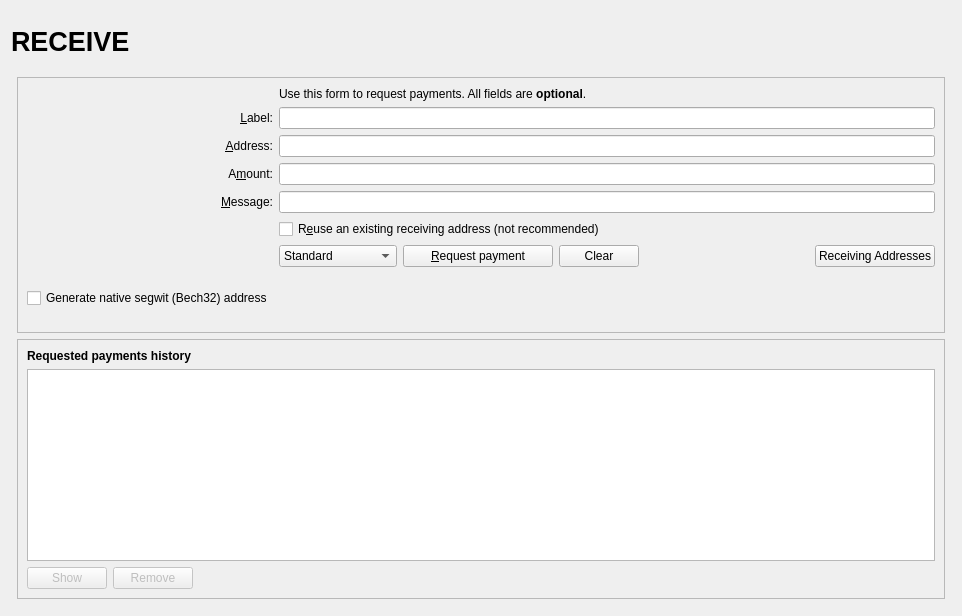
Before: the Qt Designer form src/qt/forms/receivecoinsdialog.ui in THETCR/core, drawn with Qt 5.
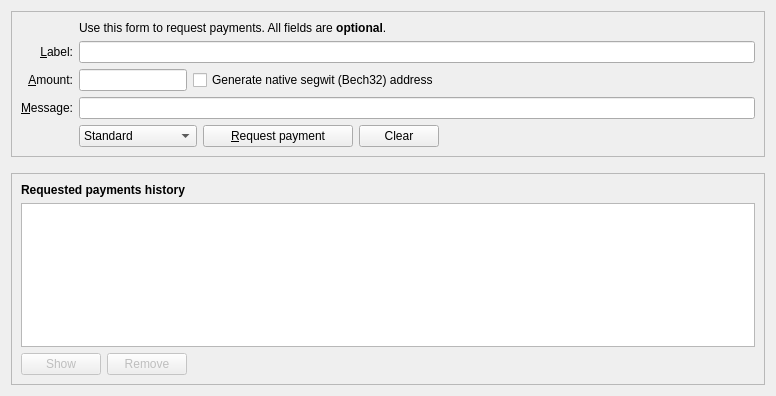
After: the same form once the commit is applied. Icons and pictures are not drawn. Custom widgets are drawn as their Qt base class.

```diff
--- a/src/qt/forms/receivecoinsdialog.ui
+++ b/src/qt/forms/receivecoinsdialog.ui
@@ -6,119 +6,11 @@
    <rect>
     <x>0</x>
     <y>0</y>
-    <width>962</width>
-    <height>616</height>
+    <width>776</width>
+    <height>396</height>
    </rect>
   </property>
-  <layout class="QVBoxLayout" name="verticalLayout" stretch="0">
-   <item>
-    <layout class="QVBoxLayout" name="verticalLayout_Master" stretch="0,1">
-     <property name="spacing">
-      <number>0</number>
-     </property>
-     <item>
-      <widget class="QFrame" name="frame_Header">
-       <layout class="QVBoxLayout" name="verticalLayout_8">
-        <property name="leftMargin">
-         <number>0</number>
-        </property>
-        <property name="topMargin">
-         <number>0</number>
-        </property>
-        <property name="rightMargin">
-         <number>0</number>
-        </property>
-        <property name="bottomMargin">
-         <number>0</number>
-        </property>
-        <item>
-         <layout class="QHBoxLayout" name="horizontalLayout_Header" stretch="1,0,1">
-          <item>
-           <widget class="QLabel" name="labelOverviewHeaderLeft">
-            <property name="minimumSize">
-             <size>
-              <width>464</width>
-              <height>60</height>
-             </size>
-            </property>
-            <property name="maximumSize">
-             <size>
-              <width>16777215</width>
-              <height>60</height>
-             </size>
-            </property>
-            <property name="font">
-             <font>
-              <pointsize>20</pointsize>
-              <weight>75</weight>
-              <bold>true</bold>
-             </font>
-            </property>
-            <property name="text">
-             <string>RECEIVE</string>
-            </property>
-           </widget>
-          </item>
-          <item>
-           <spacer name="horizontalSpacer_3">
-            <property name="orientation">
-             <enum>Qt::Horizontal</enum>
-            </property>
-            <property name="sizeHint" stdset="0">
-             <size>
-              <width>40</width>
-              <height>20</height>
-             </size>
-            </property>
-           </spacer>
-          </item>
-          <item>
-           <widget class="QLabel" name="labelOverviewHeaderRight">
-            <property name="minimumSize">
-             <size>
-              <width>464</width>
-              <height>60</height>
-             </size>
-            </property>
-            <property name="maximumSize">
-             <size>
-              <width>16777215</width>
-              <height>60</height>
-             </size>
-            </property>
-            <property name="font">
-             <font>
-              <pointsize>14</pointsize>
-             </font>
-            </property>
-            <property name="text">
-             <string/>
-            </property>
-            <property name="alignment">
-             <set>Qt::AlignRight|Qt::AlignTrailing|Qt::AlignVCenter</set>
-            </property>
-           </widget>
-          </item>
-         </layout>
-        </item>
-       </layout>
-      </widget>
-     </item>
-     <item>
-      <widget class="QFrame" name="frame_BG">
-       <layout class="QVBoxLayout" name="verticalLayout_5">
-        <property name="leftMargin">
-         <number>6</number>
-        </property>
-        <property name="topMargin">
-         <number>6</number>
-        </property>
-        <property name="rightMargin">
-         <number>6</number>
-        </property>
-        <property name="bottomMargin">
-         <number>6</number>
-        </property>
+  <layout class="QVBoxLayout" name="verticalLayout" stretch="0,0,1">
         <item>
          <widget class="QFrame" name="frame2">
           <property name="sizePolicy">
@@ -136,10 +28,19 @@
           <layout class="QVBoxLayout" name="verticalLayout_3">
            <item>
             <layout class="QGridLayout" name="gridLayout">
-             <item row="2" column="2">
-              <widget class="QLabel" name="label_5">
+        <item row="5" column="0">
+         <widget class="QLabel" name="label">
+          <property name="toolTip">
+           <string>An optional amount to request. Leave this empty or zero to not request a specific amount.</string>
+          </property>
                <property name="text">
-                <string>Use this form to request payments. All fields are &lt;b&gt;optional&lt;/b&gt;.</string>
+           <string>&amp;Amount:</string>
+          </property>
+          <property name="alignment">
+           <set>Qt::AlignRight|Qt::AlignTrailing|Qt::AlignVCenter</set>
+          </property>
+          <property name="buddy">
+           <cstring>reqAmount</cstring>
                </property>
               </widget>
              </item>
@@ -155,82 +56,14 @@
                 <set>Qt::AlignRight|Qt::AlignTrailing|Qt::AlignVCenter</set>
                </property>
                <property name="buddy">
-                <cstring>reqLabel</cstring>
-               </property>
-              </widget>
-             </item>
-             <item row="4" column="2">
-              <widget class="QLineEdit" name="reqLabel">
-               <property name="toolTip">
-                <string>An optional label to associate with the new receiving address.</string>
-               </property>
-              </widget>
-             </item>
-             <item row="5" column="0">
-              <widget class="QLabel" name="label">
-               <property name="toolTip">
-                <string>Your receiving address. You can copy and use it to receive coins on this wallet. A new one will be generated once it is used.</string>
-               </property>
-               <property name="text">
-                <string>&amp;Address:</string>
-               </property>
-               <property name="alignment">
-                <set>Qt::AlignRight|Qt::AlignTrailing|Qt::AlignVCenter</set>
-               </property>
-               <property name="buddy">
-                <cstring>reqAddress</cstring>
-               </property>
-              </widget>
-             </item>
-             <item row="5" column="2">
-              <widget class="QLineEdit" name="reqAddress">
-               <property name="readOnly">
-                <bool>true</bool>
-               </property>
-               <property name="minimumSize">
-                <size>
-                 <width>80</width>
-                 <height>0</height>
-                </size>
-               </property>
-               <property name="toolTip">
-                <string>Your receiving address. You can copy and use it to receive coins on this wallet. A new one will be generated once it is used.</string>
+           <cstring>reqMessage</cstring>
                </property>
               </widget>
              </item>
              <item row="6" column="0">
-              <widget class="QLabel" name="label">
-               <property name="toolTip">
-                <string>An optional amount to request. Leave this empty or zero to not request a specific amount.</string>
-               </property>
-               <property name="text">
-                <string>A&amp;mount:</string>
-               </property>
-               <property name="alignment">
-                <set>Qt::AlignRight|Qt::AlignTrailing|Qt::AlignVCenter</set>
-               </property>
-               <property name="buddy">
-                <cstring>reqAmount</cstring>
-               </property>
-              </widget>
-             </item>
-             <item row="6" column="2">
-              <widget class="BitcoinAmountField" name="reqAmount">
-               <property name="minimumSize">
-                <size>
-                 <width>80</width>
-                 <height>0</height>
-                </size>
-               </property>
-               <property name="toolTip">
-                <string>An optional amount to request. Leave this empty or zero to not request a specific amount.</string>
-               </property>
-              </widget>
-             </item>
-             <item row="7" column="0">
               <widget class="QLabel" name="label_3">
                <property name="toolTip">
-                <string>An optional message to attach to the payment request, which will be displayed when the request is opened. Note: The message will not be sent with the payment over the WISPR network.</string>
+           <string>An optional message to attach to the payment request, which will be displayed when the request is opened. Note: The message will not be sent with the payment over the Particl network.</string>
                </property>
                <property name="text">
                 <string>&amp;Message:</string>
@@ -243,38 +76,35 @@
                </property>
               </widget>
              </item>
-             <item row="7" column="2">
-              <widget class="QLineEdit" name="reqMessage">
+        <item row="4" column="2">
+         <widget class="QLineEdit" name="reqLabel">
                <property name="toolTip">
-                <string>An optional message to attach to the payment request, which will be displayed when the request is opened.&lt;br&gt;Note: The message will not be sent with the payment over the WISPR network.</string>
+           <string>An optional label to associate with the new receiving address.</string>
                </property>
               </widget>
              </item>
-             <item row="8" column="0">
+        <item row="2" column="2">
+         <widget class="QLabel" name="label_5">
+          <property name="text">
+           <string>Use this form to request payments. All fields are &lt;b&gt;optional&lt;/b&gt;.</string>
+          </property>
+         </widget>
+        </item>
+        <item row="7" column="0">
               <widget class="QLabel" name="label_4">
                <property name="text">
                 <string/>
                </property>
               </widget>
              </item>
-             <item row="8" column="2">
-              <widget class="QCheckBox" name="reuseAddress">
+        <item row="6" column="2">
+         <widget class="QLineEdit" name="reqMessage">
                <property name="toolTip">
-                <string>Reuse one of the previously used receiving addresses.&lt;br&gt;Reusing addresses has security and privacy issues.&lt;br&gt;Do not use this unless re-generating a payment request made before.</string>
-               </property>
-               <property name="text">
-                <string>R&amp;euse an existing receiving address (not recommended)</string>
-               </property>
-              </widget>
-             </item>
-             <item row="9" column="0">
-              <widget class="QLabel" name="label_7">
-               <property name="text">
-                <string/>
-               </property>
-              </widget>
-             </item>
-             <item row="9" column="2">
+           <string>An optional message to attach to the payment request, which will be displayed when the request is opened. Note: The message will not be sent with the payment over the Particl network.</string>
+          </property>
+         </widget>
+        </item>
+        <item row="7" column="2">
               <layout class="QHBoxLayout" name="horizontalLayout">
                <item>
                 <widget class="QComboBox" name="cbxAddressType">
@@ -315,7 +145,7 @@
                   <string>&amp;Request payment</string>
                  </property>
                  <property name="icon">
-                  <iconset resource="../wispr.qrc">
+             <iconset resource="../bitcoin.qrc">
                    <normaloff>:/icons/receiving_addresses</normaloff>:/icons/receiving_addresses</iconset>
                  </property>
                 </widget>
@@ -335,7 +165,7 @@
                   <string>Clear</string>
                  </property>
                  <property name="icon">
-                  <iconset resource="../wispr.qrc">
+             <iconset resource="../bitcoin.qrc">
                    <normaloff>:/icons/remove</normaloff>:/icons/remove</iconset>
                  </property>
                  <property name="autoDefault">
@@ -356,21 +186,41 @@
                  </property>
                 </spacer>
                </item>
-               <item>
-                <widget class="QPushButton" name="receivingAddressesButton">
-                 <property name="text">
-                  <string>Receiving Addresses</string>
-                 </property>
-                 <property name="icon">
-                  <iconset resource="../wispr.qrc">
-                   <normaloff>:/icons/address-book</normaloff>:/icons/address-book</iconset>
-                 </property>
-                 <property name="autoDefault">
-                  <bool>false</bool>
-                 </property>
-                </widget>
-               </item>
-              </layout>
+         </layout>
+        </item>
+        <item row="7" column="0">
+         <widget class="QLabel" name="label_7">
+          <property name="text">
+           <string/>
+          </property>
+         </widget>
+        </item>
+        <item row="5" column="2">
+         <layout class="QHBoxLayout" name="horizontalLayout_6">
+          <item>
+           <widget class="BitcoinAmountField" name="reqAmount">
+            <property name="sizePolicy">
+             <sizepolicy hsizetype="Fixed" vsizetype="Fixed">
+              <horstretch>0</horstretch>
+              <verstretch>0</verstretch>
+             </sizepolicy>
+            </property>
+            <property name="minimumSize">
+             <size>
+              <width>80</width>
+              <height>0</height>
+             </size>
+            </property>
+            <property name="maximumSize">
+             <size>
+              <width>1000</width>
+              <height>100</height>
+             </size>
+            </property>
+            <property name="toolTip">
+             <string>An optional amount to request. Leave this empty or zero to not request a specific amount.</string>
+            </property>
+           </widget>
              </item>
              <item>
               <widget class="QCheckBox" name="useBech32">
@@ -398,23 +248,38 @@
                </property>
               </widget>
              </item>
-             <item row="10" column="2">
-              <spacer name="verticalSpacer">
+          <item>
+           <spacer name="horizontalSpacer_3">
+            <property name="orientation">
+             <enum>Qt::Horizontal</enum>
+            </property>
+            <property name="sizeHint" stdset="0">
+             <size>
+              <width>0</width>
+              <height>0</height>
+             </size>
+            </property>
+           </spacer>
+          </item>
+         </layout>
+        </item>
+       </layout>
+      </item>
+     </layout>
+    </widget>
+   </item>
+   <item>
+    <spacer name="verticalSpacer_2">
                <property name="orientation">
                 <enum>Qt::Vertical</enum>
                </property>
                <property name="sizeHint" stdset="0">
                 <size>
                  <width>20</width>
-                 <height>40</height>
+       <height>10</height>
                 </size>
                </property>
               </spacer>
-             </item>
-            </layout>
-           </item>
-          </layout>
-         </widget>
         </item>
         <item>
          <widget class="QFrame" name="frame">
@@ -446,43 +311,6 @@
            </item>
            <item>
             <widget class="QTableView" name="recentRequestsView">
-             <property name="palette">
-              <palette>
-               <active>
-                <colorrole role="Text">
-                 <brush brushstyle="SolidPattern">
-                  <color alpha="255">
-                   <red>51</red>
-                   <green>51</green>
-                   <blue>51</blue>
-                  </color>
-                 </brush>
-                </colorrole>
-               </active>
-               <inactive>
-                <colorrole role="Text">
-                 <brush brushstyle="SolidPattern">
-                  <color alpha="255">
-                   <red>51</red>
-                   <green>51</green>
-                   <blue>51</blue>
-                  </color>
-                 </brush>
-                </colorrole>
-               </inactive>
-               <disabled>
-                <colorrole role="Text">
-                 <brush brushstyle="SolidPattern">
-                  <color alpha="255">
-                   <red>85</red>
-                   <green>85</green>
-                   <blue>85</blue>
-                  </color>
-                 </brush>
-                </colorrole>
-               </disabled>
-              </palette>
-             </property>
              <property name="contextMenuPolicy">
               <enum>Qt::CustomContextMenu</enum>
              </property>
@@ -508,7 +336,7 @@
                 <string>Show</string>
                </property>
                <property name="icon">
-                <iconset resource="../wispr.qrc">
+           <iconset resource="../bitcoin.qrc">
                  <normaloff>:/icons/edit</normaloff>:/icons/edit</iconset>
                </property>
                <property name="autoDefault">
@@ -528,7 +356,7 @@
                 <string>Remove</string>
                </property>
                <property name="icon">
-                <iconset resource="../wispr.qrc">
+           <iconset resource="../bitcoin.qrc">
                  <normaloff>:/icons/remove</normaloff>:/icons/remove</iconset>
                </property>
                <property name="autoDefault">
@@ -556,11 +384,6 @@
         </item>
        </layout>
       </widget>
-     </item>
-    </layout>
-   </item>
-  </layout>
- </widget>
  <customwidgets>
   <customwidget>
    <class>BitcoinAmountField</class>
```
Left out of the diff: 5 changed lines with no effect on the pictures. Lines whose indentation alone changed are shown as unchanged.
